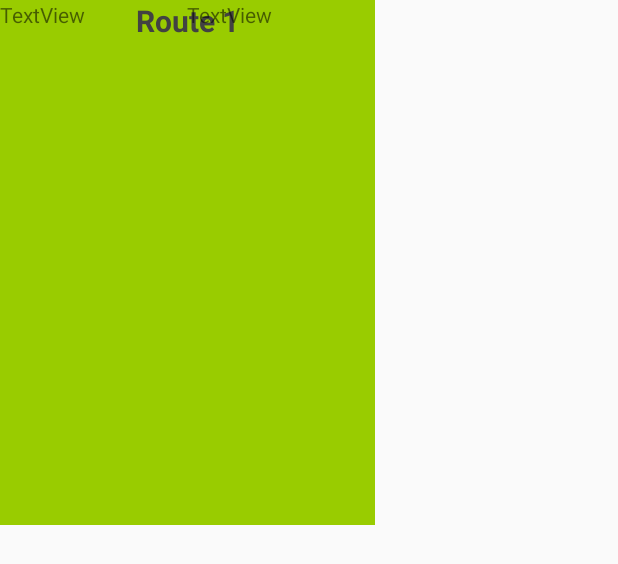
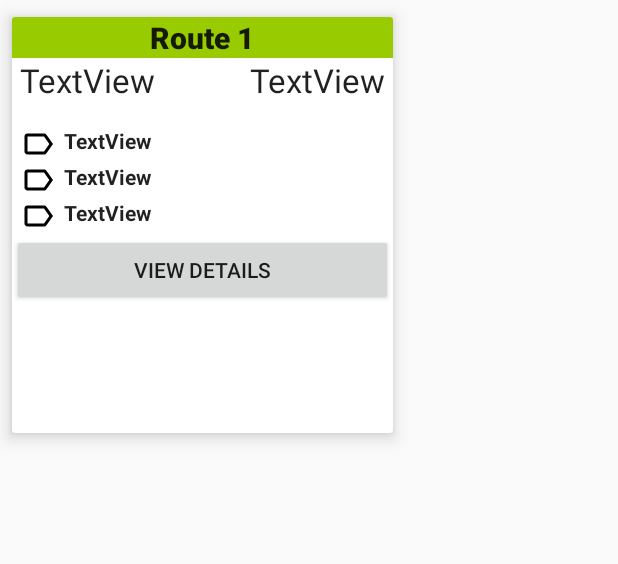
Before and after one commit to boramalper/BikED, an Android app: the layout routes_card.xml on its own in the app's theme, with its tools: preview values and no code run, on a phone screen of 412 x 824 dp. Shown: the top 564 px of the screen. Run offline under Robolectric (Android 15) with nearby library versions, the phone set to English and light mode, and no system bars.

Commit message:
"Explore" route cards are ready!

```diff
--- a/app/src/main/java/org/boramalper/labs/biked/Route.java
+++ b/app/src/main/java/org/boramalper/labs/biked/Route.java
@@ -8,12 +8,14 @@ class Route {
     public String name, title, level, description;
     public String[] tags;
     public float length;
+    public int titleColor;
 
     // title is name stylised!
 
-    Route(String name, String title, String level, float length, String[] tags, String description) {
+    Route(String name, String title, int titleColor, String level, float length, String[] tags, String description) {
         this.name = name;
         this.title = title;
+        this.titleColor = titleColor;
         this.level = level;
         this.length = length;
         this.tags = tags;
--- /dev/null
+++ b/app/src/main/res/drawable/ic_label_outline_black_24dp.xml
@@ -0,0 +1,9 @@
+<vector xmlns:android="http://schemas.android.com/apk/res/android"
+        android:width="24dp"
+        android:height="24dp"
+        android:viewportWidth="24.0"
+        android:viewportHeight="24.0">
+    <path
+        android:fillColor="#FF000000"
+        android:pathData="M17.63,5.84C17.27,5.33 16.67,5 16,5L5,5.01C3.9,5.01 3,5.9 3,7v10c0,1.1 0.9,1.99 2,1.99L16,19c0.67,0 1.27,-0.33 1.63,-0.84L22,12l-4.37,-6.16zM16,17H5V7h11l3.55,5L16,17z"/>
+</vector>
--- a/app/src/main/res/layout/routes_card.xml
+++ b/app/src/main/res/layout/routes_card.xml
@@ -1,24 +1,28 @@
 <?xml version="1.0" encoding="utf-8"?>
-<LinearLayout xmlns:android="http://schemas.android.com/apk/res/android"
+<android.support.v7.widget.CardView
+    xmlns:android="http://schemas.android.com/apk/res/android"
+    xmlns:app="http://schemas.android.com/apk/res-auto"
     xmlns:tools="http://schemas.android.com/tools"
-    android:orientation="vertical"
-    android:layout_width="wrap_content"
-    android:layout_height="wrap_content">
-    <FrameLayout
-        android:id="@+id/frameLayout"
-        android:layout_width="250dp"
-        android:layout_height="350dp">
+    android:id="@+id/cardView"
+    android:layout_width="270dp"
+    android:layout_height="300dp"
+    app:cardElevation="7dp"
+    app:cardUseCompatPadding="true">
+
+    <LinearLayout
+        android:layout_width="match_parent"
+        android:layout_height="match_parent"
+        android:orientation="vertical">
 
         <TextView
             android:id="@+id/textViewTitle"
             android:layout_width="match_parent"
-            android:layout_height="fill_parent"
+            android:layout_height="wrap_content"
             android:layout_alignParentEnd="true"
             android:background="@android:color/holo_green_light"
             android:clickable="true"
             android:textAlignment="center"
-            android:textColor="@color/cardview_dark_background"
-            android:textSize="20sp"
+            android:textAppearance="@style/TextAppearance.AppCompat.Title"
             android:textStyle="bold"
             android:visibility="visible"
             tools:clickable="true"
@@ -26,7 +30,7 @@
 
         <LinearLayout
             android:layout_width="match_parent"
-            android:layout_height="match_parent"
+            android:layout_height="wrap_content"
             android:orientation="horizontal">
 
             <TextView
@@ -34,14 +38,72 @@
                 android:layout_width="wrap_content"
                 android:layout_height="wrap_content"
                 android:layout_weight="1"
-                android:text="TextView" />
+                android:layout_marginLeft="5dp"
+                android:text="TextView"
+                android:textAppearance="@style/TextAppearance.AppCompat.Large" />
 
             <TextView
                 android:id="@+id/textViewLength"
                 android:layout_width="wrap_content"
                 android:layout_height="wrap_content"
                 android:layout_weight="1"
-                android:text="TextView" />
+                android:layout_marginRight="5dp"
+                android:text="TextView"
+                android:textAlignment="textEnd"
+                android:textAppearance="@style/TextAppearance.AppCompat.Large" />
         </LinearLayout>
-    </FrameLayout>
-</LinearLayout>
+
+        <View
+            android:layout_width="match_parent"
+            android:layout_height="16dp"></View>
+
+        <LinearLayout
+            android:layout_width="match_parent"
+            android:layout_height="wrap_content"
+            android:layout_marginLeft="5dp"
+            android:orientation="vertical">
+
+            <TextView
+                android:id="@+id/textViewTag1"
+                android:layout_width="match_parent"
+                android:layout_height="wrap_content"
+                android:layout_weight="1"
+                android:drawableLeft="@drawable/ic_label_outline_black_24dp"
+                android:drawablePadding="5dp"
+                android:text="TextView"
+                android:textAppearance="@style/TextAppearance.AppCompat.Body1"
+                android:textStyle="bold" />
+
+            <TextView
+                android:id="@+id/textViewTag2"
+                android:layout_width="match_parent"
+                android:layout_height="wrap_content"
+                android:layout_weight="1"
+                android:drawableLeft="@drawable/ic_label_outline_black_24dp"
+                android:drawablePadding="5dp"
+                android:text="TextView"
+                android:textAlignment="textStart"
+                android:textAppearance="@style/TextAppearance.AppCompat.Body1"
+                android:textStyle="bold" />
+
+            <TextView
+                android:id="@+id/textViewTag3"
+                android:layout_width="match_parent"
+                android:layout_height="wrap_content"
+                android:layout_weight="1"
+                android:drawableLeft="@drawable/ic_label_outline_black_24dp"
+                android:drawablePadding="5dp"
+                android:text="TextView"
+                android:textAlignment="textStart"
+                android:textAppearance="@style/TextAppearance.AppCompat.Body1"
+                android:textStyle="bold" />
+        </LinearLayout>
+
+        <Button
+            android:id="@+id/button4"
+            android:layout_width="match_parent"
+            android:layout_height="wrap_content"
+            android:text="View Details" />
+
+    </LinearLayout>
+</android.support.v7.widget.CardView>
```
Also changed, not shown: app/src/main/java/org/boramalper/labs/biked/MainActivity.java (+7 -1 lines), app/src/main/java/org/boramalper/labs/biked/RoutesAdapter.java (+10 -11 lines), app/src/main/res/layout/activity_main.xml (+0 -38 lines).
